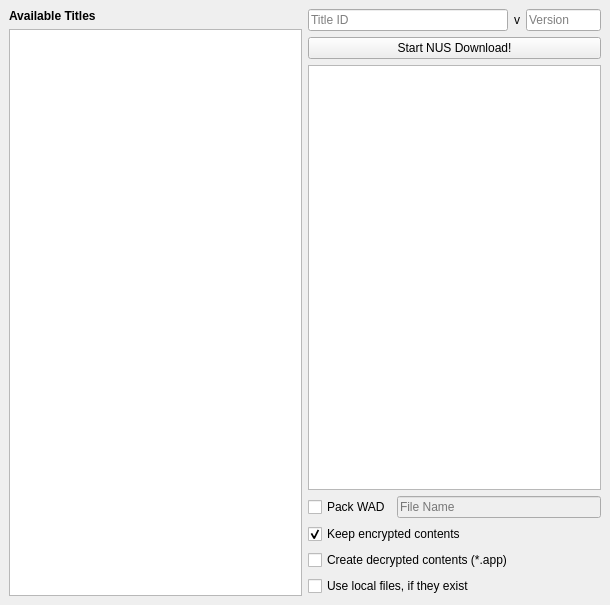
NinjaCheetah/NUSGet, file qt/ui/MainMenu.ui: the form before one commit.
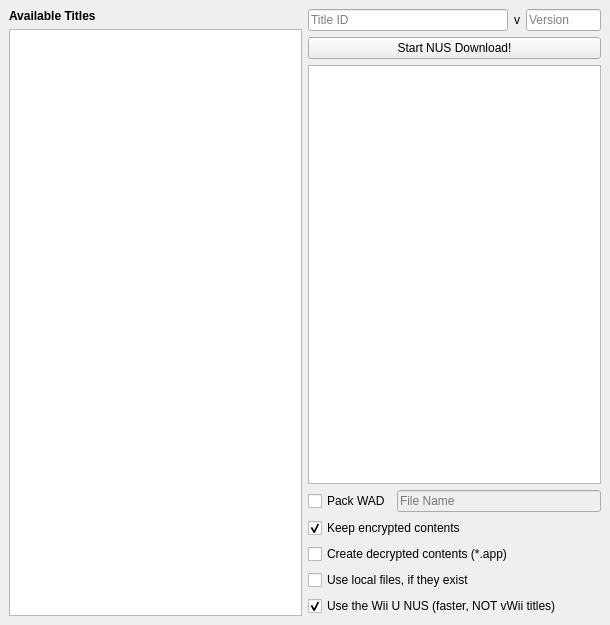
The form after the commit.

Commit message: Allow for using the Wii U NUS for faster downloads (libWiiPy v0.2.3 beta)

What changed in the file:
```diff
--- a/qt/ui/MainMenu.ui
+++ b/qt/ui/MainMenu.ui
@@ -7,19 +7,19 @@
     <x>0</x>
     <y>0</y>
     <width>610</width>
-    <height>605</height>
+    <height>625</height>
    </rect>
   </property>
   <property name="minimumSize">
    <size>
     <width>610</width>
-    <height>605</height>
+    <height>625</height>
    </size>
   </property>
   <property name="maximumSize">
    <size>
     <width>610</width>
-    <height>605</height>
+    <height>625</height>
    </size>
   </property>
   <property name="windowTitle">
@@ -173,6 +173,16 @@
         </property>
        </widget>
       </item>
+      <item>
+       <widget class="QCheckBox" name="use_wiiu_nus_chkbox">
+        <property name="text">
+         <string>Use the Wii U NUS (faster, NOT vWii titles)</string>
+        </property>
+        <property name="checked">
+         <bool>true</bool>
+        </property>
+       </widget>
+      </item>
      </layout>
     </item>
    </layout>
```
The commit also changes 3 other files.
